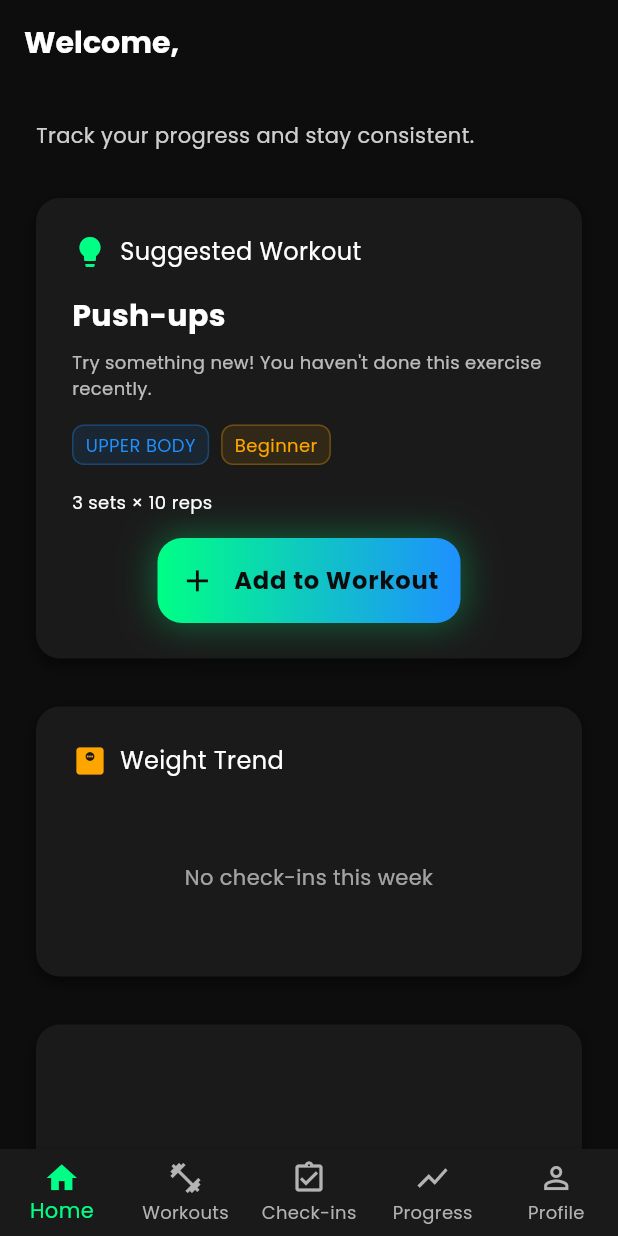
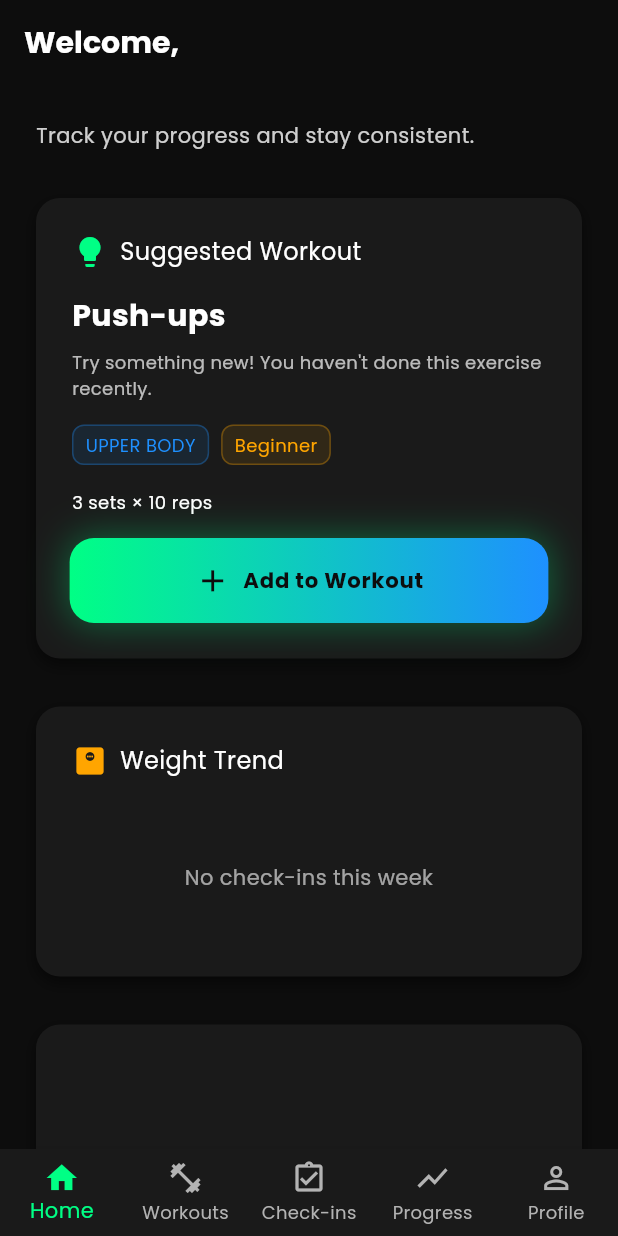
Before and after one commit to axcool99/fitlife-app, a Flutter app: the screen it shows once a user with an empty profile is signed in, on a phone screen of 412 x 824 dp. Run offline on Flutter 3.47's test engine with Material 3 defaults, Android fonts, the phone set to English and light mode, and no system bars; our stand-ins replace cloud_firestore, firebase_auth, firebase_core, fl_chart, google_fonts, hive and 1 more; accounts and stored records are empty.

Commit message:
Reduce text size and padding of Add to Workout CTA button

```diff
--- a/lib/home_screen.dart
+++ b/lib/home_screen.dart
@@ -282,14 +282,14 @@ class _HomeScreenState extends State<HomeScreen> {
                                 ],
                               ),
                               const SizedBox(height: FitLifeTheme.spacingM),
-                              Center(
-                                child: SizedBox(
-                                  width: 200, // Reduced width for smaller button
-                                  child: AnimatedButton(
-                                    text: 'Add to Workout',
-                                    icon: Icons.add,
-                                    onPressed: () => _addSuggestedWorkout(suggestion),
-                                  ),
+                              SizedBox(
+                                width: double.infinity,
+                                child: AnimatedButton(
+                                  text: 'Add to Workout',
+                                  icon: Icons.add,
+                                  textSize: 14, // Smaller text
+                                  iconPadding: 8, // Less padding between icon and text
+                                  onPressed: () => _addSuggestedWorkout(suggestion),
                                 ),
                               ),
                             ],
--- a/lib/ui/components/animated_button.dart
+++ b/lib/ui/components/animated_button.dart
@@ -9,6 +9,8 @@ class AnimatedButton extends StatefulWidget {
   final IconData? icon;
   final double? width;
   final double? height;
+  final double? textSize;
+  final double? iconPadding;
 
   const AnimatedButton({
     super.key,
@@ -18,6 +20,8 @@ class AnimatedButton extends StatefulWidget {
     this.icon,
     this.width,
     this.height,
+    this.textSize,
+    this.iconPadding,
   });
 
   @override
@@ -152,13 +156,13 @@ class _AnimatedButtonState extends State<AnimatedButton> with TickerProviderStat
                                 color: FitLifeTheme.background,
                                 size: 24,
                               ),
-                              const SizedBox(width: 12),
+                              SizedBox(width: widget.iconPadding ?? 12),
                             ],
                             Text(
                               widget.text,
                               style: TextStyle(
                                 fontFamily: FitLifeTheme.fontFamily,
-                                fontSize: 16,
+                                fontSize: widget.textSize ?? 16,
                                 fontWeight: FontWeight.bold,
                                 color: FitLifeTheme.background,
                                 letterSpacing: 0.5,
```
